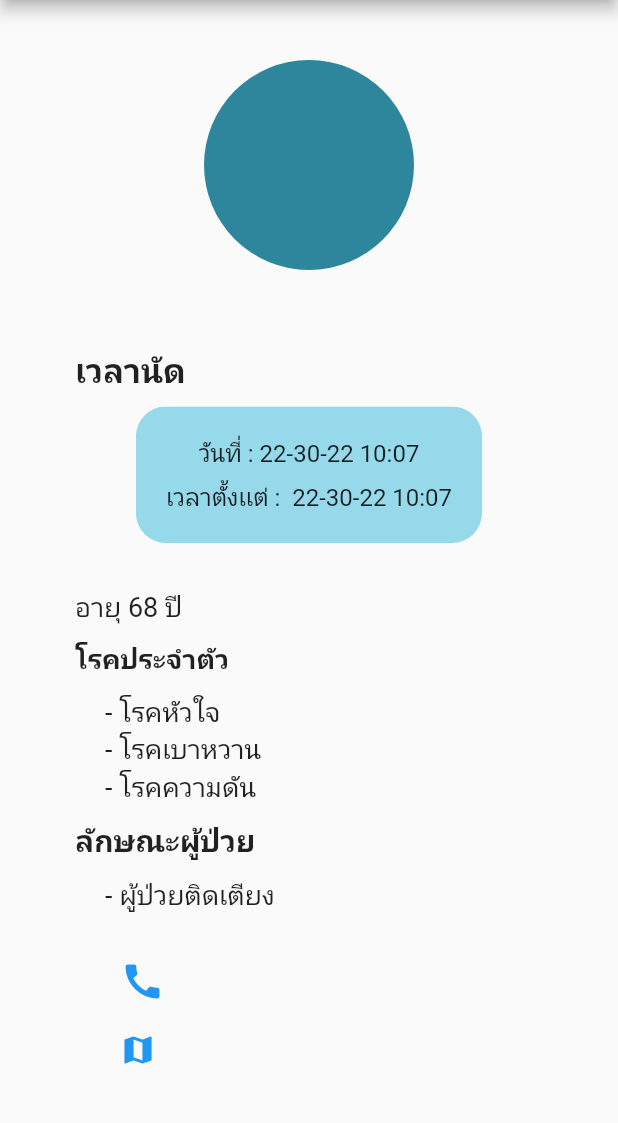
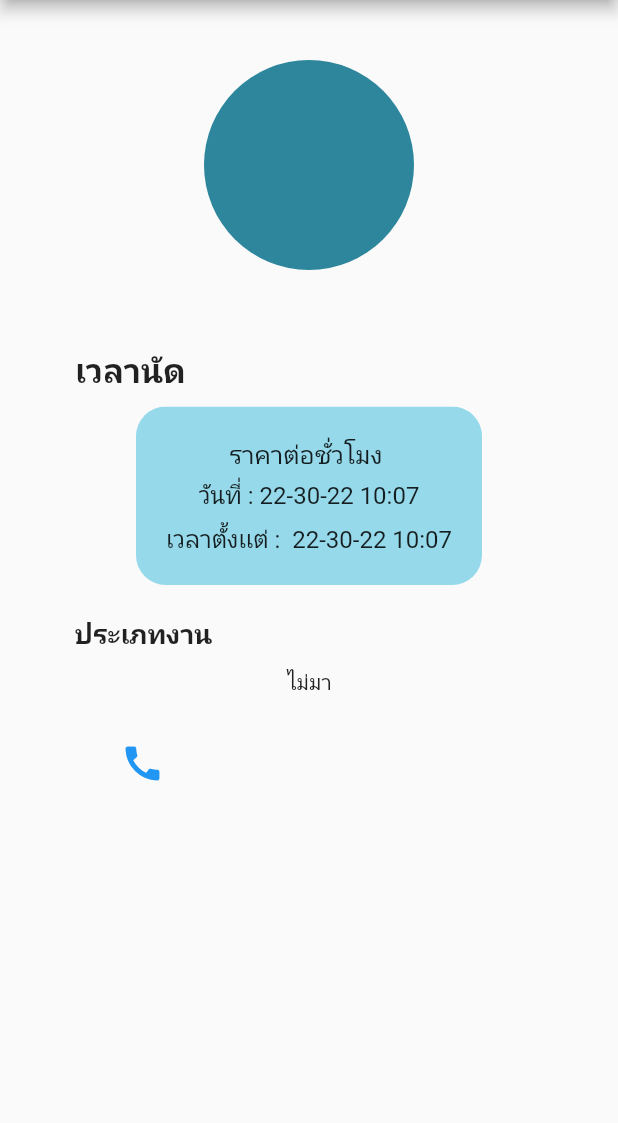
Before and after one commit to asanmankaket/appsan2, a Flutter app: the Bookdetail screen opened directly with empty values, on a phone screen of 412 x 824 dp, the part 84-1207 px from its top. Run offline on Flutter 3.47's test engine with Material 2 defaults, Android fonts, the phone set to English and light mode, and no system bars; our stand-ins replace flutter_easyloading, google_maps_flutter, image_picker, numberpicker, shared_preferences; missing offline and left inert: age_calculator; accounts and stored records are empty; project files that could hold a hidden picture were left out.

Commit message:
ver22-07-65

```diff
--- a/lib/models/sidemenu.dart
+++ b/lib/models/sidemenu.dart
@@ -76,8 +76,8 @@ class _SideMenuState extends State<SideMenu> {
                           children: [
                             data != null
                                 ? Text(
-                                    '''${data['username']}
-${data['fname']}  ${data['lname']}''',
+                                    '''${data['men_username']}
+${data['men_fname']}  ${data['men_lname']}''',
                                     style: const TextStyle(
                                         color: Colors.white,
                                         fontSize: 18,
--- a/lib/views/booking/booking.dart
+++ b/lib/views/booking/booking.dart
@@ -20,8 +20,7 @@ class _BookingState extends State<Booking> {
   }
 
   startApi() async {
-    dynamic item =
-        await getdata("ยืนยันแล้ว"); //ส่งค่าไปยัง getdataหรือตัวรับapi
+    dynamic item = await getdata(1); //ส่งค่าไปยัง getdataหรือตัวรับapi
     setState(() {
       data = item;
     });
--- a/lib/views/booking/cancle_book.dart
+++ b/lib/views/booking/cancle_book.dart
@@ -20,7 +20,7 @@ class _CancleBookingState extends State<CancleBooking> {
   }
 
   startApi() async {
-    dynamic item = await getdata("ยกเลิก"); //ส่งค่าไปยัง getdataหรือตัวรับapi
+    dynamic item = await getdata(3); //ส่งค่าไปยัง getdataหรือตัวรับapi
     setState(() {
       data = item;
     });
--- a/lib/views/booking/detail/book_detail.dart
+++ b/lib/views/booking/detail/book_detail.dart
@@ -11,6 +11,19 @@ class Bookdetail extends StatefulWidget {
 
 class _BookdetailState extends State<Bookdetail> {
   get children => null;
+  TextEditingController type = TextEditingController();
+
+  @override
+  void initState() {
+    // TODO: implement initState
+    widget.data['book_type'] == '0'
+        ? type.text = "เด็ก"
+        : widget.data['book_type'] == '1'
+            ? type.text = "ผู้ป่วย"
+            : widget.data['book_type'] == '2'
+                ? type.text = "ผู้สูงอายุ"
+                : type.text = "ไม่มา";
+  }
 
   @override
   Widget build(BuildContext context) {
@@ -63,6 +76,11 @@ class _BookdetailState extends State<Bookdetail> {
                   padding: const EdgeInsets.all(20.0),
                   child: Column(
                     children: [
+                      Text('ราคาต่อชั่วโมง ${widget.data['book_result']}',
+                          style: TextStyle(fontSize: 17)),
+                      SizedBox(
+                        height: 5,
+                      ),
                       Text(
                         'วันที่ : ' +
                             DateFormat('dd-mm-yy KK:MM').format(DateTime.parse(
@@ -87,7 +105,7 @@ class _BookdetailState extends State<Bookdetail> {
                 ),
               ),
               const SizedBox(
-                height: 30,
+                height: 20,
               ),
               ClipRRect(
                 // borderRadius: BorderRadius.circular(10.0),
@@ -98,22 +116,7 @@ class _BookdetailState extends State<Bookdetail> {
                       child: Align(
                         alignment: Alignment.centerLeft,
                         child: Text(
-                          'อายุ 68 ปี',
-                          style: TextStyle(
-                              fontSize: 18, fontWeight: FontWeight.normal),
-                        ),
-                      ),
-                    ),
-                    const SizedBox(
-                      height: 10,
-                    ),
-
-                    const Padding(
-                      padding: EdgeInsets.only(left: 50),
-                      child: Align(
-                        alignment: Alignment.centerLeft,
-                        child: Text(
-                          'โรคประจำตัว',
+                          'ประเภทงาน',
                           style: TextStyle(
                               fontSize: 18, fontWeight: FontWeight.bold),
                         ),
@@ -122,71 +125,7 @@ class _BookdetailState extends State<Bookdetail> {
                     const SizedBox(
                       height: 10,
                     ),
-                    const Padding(
-                      padding: EdgeInsets.only(left: 70),
-                      child: Align(
-                        alignment: Alignment.centerLeft,
-                        child: Text(
-                          '- โรคหัวใจ',
-                          style: TextStyle(
-                              fontSize: 18, fontWeight: FontWeight.normal),
-                        ),
-                      ),
-                    ),
-                    const Padding(
-                      padding: EdgeInsets.only(left: 70),
-                      child: Align(
-                        alignment: Alignment.centerLeft,
-                        child: Text(
-                          '- โรคเบาหวาน',
-                          style: TextStyle(
-                              fontSize: 18, fontWeight: FontWeight.normal),
-                        ),
-                      ),
-                    ),
-                    const Padding(
-                      padding: EdgeInsets.only(left: 70),
-                      child: Align(
-                        alignment: Alignment.centerLeft,
-                        child: Text(
-                          '- โรคความดัน',
-                          style: TextStyle(
-                              fontSize: 18, fontWeight: FontWeight.normal),
-                        ),
-                      ),
-                    ),
-                    const SizedBox(
-                      height: 10,
-                    ),
-                    const Padding(
-                      padding: EdgeInsets.only(left: 50),
-                      child: Align(
-                        alignment: Alignment.centerLeft,
-                        child: Text(
-                          'ลักษณะผู้ป่วย',
-                          style: TextStyle(
-                              fontSize: 20, fontWeight: FontWeight.bold),
-                        ),
-                      ),
-                    ),
-                    const SizedBox(
-                      height: 10,
-                    ),
-                    const Padding(
-                      padding: EdgeInsets.only(left: 70),
-                      child: Align(
-                        alignment: Alignment.centerLeft,
-                        child: Text(
-                          '- ผู้ป่วยติดเตียง',
-                          style: TextStyle(
-                              fontSize: 18, fontWeight: FontWeight.normal),
-                        ),
-                      ),
-                    ),
-                    // Text('ราคาต่อชั่วโมง ${widget.data['rate']}',
-                    //     style: TextStyle(fontSize: 18)),
-                    // Text('${widget.data['type']}',
-                    //     style: TextStyle(fontSize: 18)),
+                    Text(type.text),
                   ],
                 ),
               ),
@@ -220,29 +159,6 @@ class _BookdetailState extends State<Bookdetail> {
               const SizedBox(
                 height: 10,
               ),
-              Row(
-                children: [
-                  Row(
-                    children: [
-                      const Padding(
-                        padding: EdgeInsets.only(left: 40),
-                        child: SizedBox(
-                          width: 40,
-                        ),
-                      ),
-                      const Icon(
-                        Icons.map,
-                        color: Colors.blue,
-                      ),
-                      Text(
-                        '''   ${widget.data['adr1']} ${widget.data['adr2']}
-    ${widget.data['city']}''',
-                        style: const TextStyle(fontSize: 18),
-                      ),
-                    ],
-                  ),
-                ],
-              ),
               const SizedBox(
                 height: 50,
               ),
--- a/lib/views/booking/detail/carddetail.dart
+++ b/lib/views/booking/detail/carddetail.dart
@@ -241,7 +241,7 @@ ${widget.data['adr2']} ${widget.data['city']}''',
                         padding: const EdgeInsets.fromLTRB(50, 10, 50, 10),
                         primary: const Color.fromARGB(255, 203, 41, 0)),
                     onPressed: () {
-                      confirmBook(widget.data['book_id'], "ยกเลิก", context);
+                      confirmBook(widget.data['book_id'], 3, context);
                       Navigator.of(context).pushAndRemoveUntil(
                           MaterialPageRoute(
                               builder: (context) => BottomBarMain(index: 1)),
@@ -265,8 +265,7 @@ ${widget.data['adr2']} ${widget.data['city']}''',
                         padding: const EdgeInsets.fromLTRB(50, 10, 50, 10),
                         primary: Colors.green),
                     onPressed: () {
-                      confirmBook(
-                          widget.data['book_id'], "ยืนยันแล้ว", context);
+                      confirmBook(widget.data['book_id'], 1, context);
                       Navigator.of(context).pushAndRemoveUntil(
                           MaterialPageRoute(
                               builder: (context) => BottomBarMain(index: 1)),
--- a/lib/views/booking/finish_book.dart
+++ b/lib/views/booking/finish_book.dart
@@ -22,7 +22,7 @@ class _FinishBookingState extends State<FinishBooking> {
   }
 
   startApi() async {
-    dynamic item = await getdata("สำเร็จ"); //ส่งค่าไปยัง getdataหรือตัวรับapi
+    dynamic item = await getdata(2); //ส่งค่าไปยัง getdataหรือตัวรับapi
     setState(() {
       data = item;
     });
--- a/lib/views/booking/mainpage.dart
+++ b/lib/views/booking/mainpage.dart
@@ -21,7 +21,7 @@ class _MainPageState extends State<MainPage> {
   }
 
   startApi() async {
-    dynamic item = await getdata("รอยืนยัน"); //ส่งค่าไปยัง getdataหรือตัวรับapi
+    dynamic item = await getdata(0); //ส่งค่าไปยัง getdataหรือตัวรับapi
     setState(() {
       data = item;
     });
--- a/lib/views/profile.dart
+++ b/lib/views/profile.dart
@@ -1,13 +1,11 @@
 // ignore_for_file: prefer_const_constructors, prefer_const_literals_to_create_immutables
 
 import 'package:age_calculator/age_calculator.dart';
-import 'package:creative/models/setting_menu.dart';
 import 'package:creative/views/editprofile/profile_address.dart';
 import 'package:creative/views/editprofile/setting/re_password.dart';
 import 'package:flutter/cupertino.dart';
 import 'package:flutter/material.dart';
 import 'package:creative/models/profilemenu.dart';
-import 'package:flutter_easyloading/flutter_easyloading.dart';
 import 'package:shared_preferences/shared_preferences.dart';
 import '../configs/api.dart';
 import '../models/sidemenu.dart';
@@ -115,7 +113,7 @@ class _ProfileState extends State<Profile> {
                   ),
                   ProfileMenu(
                     text:
-                        '${data['men_tambons']} ${data['men_amphures']} ${data['men_provinces']} ${data['men_pincode']}',
+                        '${data['men_tambons']} ${data['men_amphures']} ${data['men_provinces']}',
                     press: () {
                       Navigator.of(context).push(
                         MaterialPageRoute(
```
Also changed, not shown: lib/configs/api.dart (+3 -4 lines), lib/views/editprofile/profile_address.dart (+2 -11 lines).
